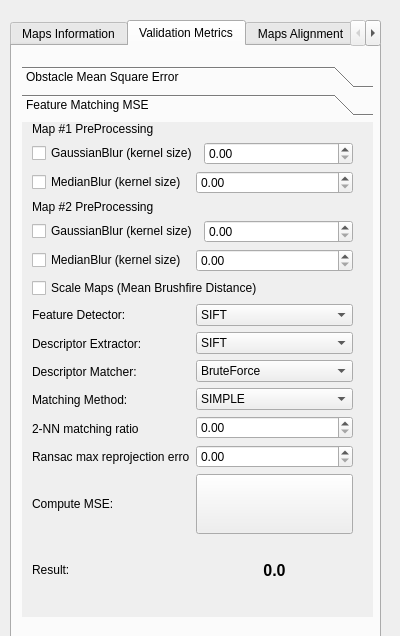
Above: ogm_gui/ui/validation.ui from MariosPro/thesis before the change. Below: the same form after it.
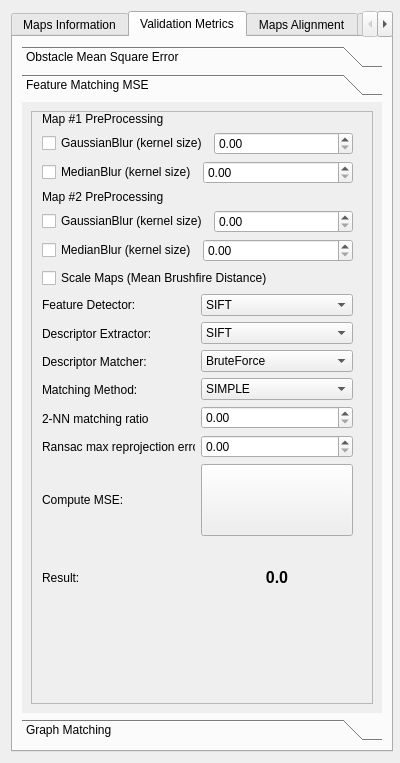
That is the form after the change.

Commit message: Fix display issues in GUI

```diff
--- a/ogm_gui/ui/validation.ui
+++ b/ogm_gui/ui/validation.ui
@@ -7,18 +7,18 @@
     <x>0</x>
     <y>0</y>
     <width>400</width>
-    <height>636</height>
+    <height>763</height>
    </rect>
   </property>
   <property name="sizePolicy">
-   <sizepolicy hsizetype="Expanding" vsizetype="Expanding">
+   <sizepolicy hsizetype="MinimumExpanding" vsizetype="MinimumExpanding">
     <horstretch>0</horstretch>
-    <verstretch>1</verstretch>
+    <verstretch>0</verstretch>
    </sizepolicy>
   </property>
   <property name="minimumSize">
    <size>
-    <width>250</width>
+    <width>400</width>
     <height>0</height>
    </size>
   </property>
@@ -31,21 +31,21 @@
   <property name="windowTitle">
    <string>Form</string>
   </property>
+  <layout class="QGridLayout" name="gridLayout_6">
+   <item row="0" column="0">
   <widget class="QTabWidget" name="validationTabWidget">
-   <property name="geometry">
-    <rect>
-     <x>10</x>
-     <y>20</y>
-     <width>371</width>
-     <height>631</height>
-    </rect>
-   </property>
    <property name="sizePolicy">
     <sizepolicy hsizetype="MinimumExpanding" vsizetype="MinimumExpanding">
      <horstretch>0</horstretch>
-     <verstretch>0</verstretch>
-    </sizepolicy>
-   </property>
+       <verstretch>3</verstretch>
+      </sizepolicy>
+     </property>
+     <property name="minimumSize">
+      <size>
+       <width>382</width>
+       <height>400</height>
+      </size>
+     </property>
    <property name="maximumSize">
     <size>
      <width>600</width>
@@ -179,17 +179,35 @@
     </widget>
    </widget>
    <widget class="QWidget" name="metricsTab">
+      <property name="sizePolicy">
+       <sizepolicy hsizetype="MinimumExpanding" vsizetype="MinimumExpanding">
+        <horstretch>0</horstretch>
+        <verstretch>0</verstretch>
+       </sizepolicy>
+      </property>
+      <property name="minimumSize">
+       <size>
+        <width>0</width>
+        <height>400</height>
+       </size>
+      </property>
     <attribute name="title">
      <string>Validation Metrics</string>
     </attribute>
+      <layout class="QGridLayout" name="gridLayout_9">
+       <item row="0" column="0">
     <widget class="QToolBox" name="metricToolBox">
-     <property name="geometry">
-      <rect>
-       <x>10</x>
-       <y>20</y>
+         <property name="sizePolicy">
+          <sizepolicy hsizetype="MinimumExpanding" vsizetype="MinimumExpanding">
+           <horstretch>0</horstretch>
+           <verstretch>0</verstretch>
+          </sizepolicy>
+         </property>
+         <property name="minimumSize">
+          <size>
        <width>351</width>
-       <height>551</height>
-      </rect>
+           <height>400</height>
+          </size>
      </property>
      <property name="currentIndex">
       <number>1</number>
@@ -338,8 +356,8 @@
        <rect>
         <x>0</x>
         <y>0</y>
-        <width>351</width>
-        <height>489</height>
+            <width>360</width>
+            <height>601</height>
        </rect>
       </property>
       <property name="sizePolicy">
@@ -348,20 +366,133 @@
         <verstretch>0</verstretch>
        </sizepolicy>
       </property>
+          <property name="minimumSize">
+           <size>
+            <width>0</width>
+            <height>0</height>
+           </size>
+          </property>
+          <property name="maximumSize">
+           <size>
+            <width>16777212</width>
+            <height>16777215</height>
+           </size>
+          </property>
       <attribute name="label">
        <string>Feature Matching MSE</string>
       </attribute>
-      <widget class="QWidget" name="layoutWidget">
+          <layout class="QGridLayout" name="gridLayout_4">
+           <item row="0" column="0">
+            <widget class="QScrollArea" name="scrollArea">
+             <property name="minimumSize">
+              <size>
+               <width>333</width>
+               <height>580</height>
+              </size>
+             </property>
+             <property name="verticalScrollBarPolicy">
+              <enum>Qt::ScrollBarAsNeeded</enum>
+             </property>
+             <property name="horizontalScrollBarPolicy">
+              <enum>Qt::ScrollBarAsNeeded</enum>
+             </property>
+             <property name="sizeAdjustPolicy">
+              <enum>QAbstractScrollArea::AdjustIgnored</enum>
+             </property>
+             <property name="widgetResizable">
+              <bool>true</bool>
+             </property>
+             <widget class="QWidget" name="scrollAreaWidgetContents">
+              <property name="geometry">
+               <rect>
+                <x>0</x>
+                <y>0</y>
+                <width>340</width>
+                <height>581</height>
+               </rect>
+              </property>
+              <property name="sizePolicy">
+               <sizepolicy hsizetype="Expanding" vsizetype="Expanding">
+                <horstretch>0</horstretch>
+                <verstretch>0</verstretch>
+               </sizepolicy>
+              </property>
+              <widget class="QWidget" name="layoutWidget_3">
        <property name="geometry">
         <rect>
          <x>10</x>
          <y>0</y>
-         <width>321</width>
-         <height>478</height>
-        </rect>
-       </property>
-       <layout class="QVBoxLayout" name="verticalLayout_8">
+                 <width>311</width>
+                 <height>501</height>
+                </rect>
+               </property>
+               <layout class="QGridLayout" name="gridLayout_5">
+                <item row="1" column="0">
+                 <layout class="QVBoxLayout" name="verticalLayout_2">
         <item>
+                   <layout class="QHBoxLayout" name="horizontalLayout">
+                    <item>
+                     <widget class="QLabel" name="label_8">
+                      <property name="text">
+                       <string>Compute MSE:</string>
+                      </property>
+                     </widget>
+                    </item>
+                    <item>
+                     <widget class="QPushButton" name="featuresPushButton">
+                      <property name="sizePolicy">
+                       <sizepolicy hsizetype="Minimum" vsizetype="Minimum">
+                        <horstretch>0</horstretch>
+                        <verstretch>0</verstretch>
+                       </sizepolicy>
+                      </property>
+                      <property name="maximumSize">
+                       <size>
+                        <width>16777159</width>
+                        <height>16777215</height>
+                       </size>
+                      </property>
+                      <property name="text">
+                       <string/>
+                      </property>
+                     </widget>
+                    </item>
+                   </layout>
+                  </item>
+                  <item>
+                   <layout class="QHBoxLayout" name="horizontalLayout_2">
+                    <item>
+                     <widget class="QLabel" name="label_7">
+                      <property name="text">
+                       <string>Result:</string>
+                      </property>
+                     </widget>
+                    </item>
+                    <item>
+                     <widget class="QLabel" name="featuresLabel">
+                      <property name="font">
+                       <font>
+                        <pointsize>12</pointsize>
+                        <weight>75</weight>
+                        <bold>true</bold>
+                       </font>
+                      </property>
+                      <property name="autoFillBackground">
+                       <bool>false</bool>
+                      </property>
+                      <property name="text">
+                       <string>0.0</string>
+                      </property>
+                      <property name="alignment">
+                       <set>Qt::AlignCenter</set>
+                      </property>
+                     </widget>
+                    </item>
+                   </layout>
+                  </item>
+                 </layout>
+                </item>
+                <item row="0" column="0">
          <layout class="QVBoxLayout" name="verticalLayout_4">
           <item>
            <widget class="QLabel" name="label">
@@ -668,75 +799,35 @@
           </item>
          </layout>
         </item>
-        <item>
-         <layout class="QVBoxLayout" name="verticalLayout_2">
-          <item>
-           <layout class="QHBoxLayout" name="horizontalLayout">
-            <item>
-             <widget class="QLabel" name="label_8">
-              <property name="text">
-               <string>Compute MSE:</string>
-              </property>
-             </widget>
-            </item>
-            <item>
-             <widget class="QPushButton" name="featuresPushButton">
+               </layout>
+              </widget>
+             </widget>
+            </widget>
+           </item>
+          </layout>
+         </widget>
+         <widget class="QWidget" name="page_3">
+          <property name="geometry">
+           <rect>
+            <x>0</x>
+            <y>0</y>
+            <width>351</width>
+            <height>598</height>
+           </rect>
+          </property>
               <property name="sizePolicy">
-               <sizepolicy hsizetype="Minimum" vsizetype="Minimum">
+           <sizepolicy hsizetype="MinimumExpanding" vsizetype="MinimumExpanding">
                 <horstretch>0</horstretch>
                 <verstretch>0</verstretch>
                </sizepolicy>
               </property>
-              <property name="maximumSize">
-               <size>
-                <width>16777159</width>
-                <height>16777215</height>
-               </size>
-              </property>
-              <property name="text">
-               <string/>
-              </property>
-             </widget>
-            </item>
-           </layout>
-          </item>
-          <item>
-           <layout class="QHBoxLayout" name="horizontalLayout_2">
-            <item>
-             <widget class="QLabel" name="label_7">
-              <property name="text">
-               <string>Result:</string>
-              </property>
-             </widget>
-            </item>
-            <item>
-             <widget class="QLabel" name="featuresLabel">
-              <property name="font">
-               <font>
-                <pointsize>12</pointsize>
-                <weight>75</weight>
-                <bold>true</bold>
-               </font>
-              </property>
-              <property name="autoFillBackground">
-               <bool>false</bool>
-              </property>
-              <property name="text">
-               <string>0.0</string>
-              </property>
-              <property name="alignment">
-               <set>Qt::AlignCenter</set>
-              </property>
-             </widget>
-            </item>
-           </layout>
-          </item>
-         </layout>
-        </item>
-       </layout>
-      </widget>
-     </widget>
-    </widget>
+          <attribute name="label">
+           <string>Graph Matching</string>
+          </attribute>
+         </widget>
+        </widget>
+       </item>
+      </layout>
    </widget>
    <widget class="QWidget" name="alignmentTab">
     <property name="enabled">
@@ -792,6 +883,8 @@
     </widget>
    </widget>
   </widget>
+   </item>
+  </layout>
  </widget>
  <resources/>
  <connections/>
```
Left out of the diff: 188 changed lines with no effect on the pictures. Lines whose indentation alone changed are shown as unchanged. The commit also changes 4 other files.
